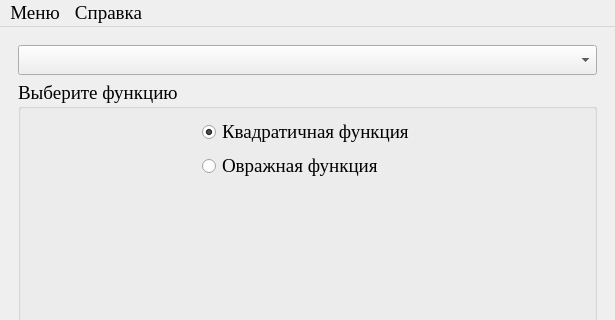
The window that optimizationmethods/ui/mainwindow.ui (Eliminationzx/optimizationmethods) describes before a commit, drawn with Qt 5; both pictures show x 0 to 615 and y 0 to 320 of the 615 by 540 pixel window.
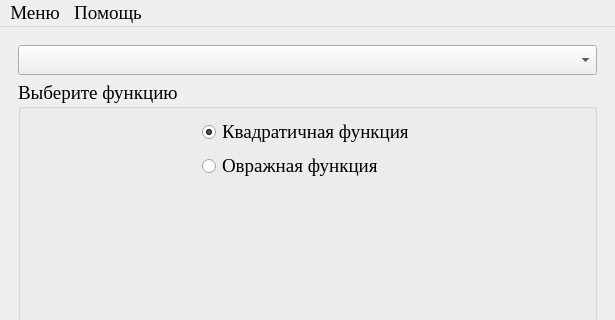
The same window after the commit. Icons and pictures are not drawn.

Commit message: Добавлена справка, изменение размеров шрифта.

Patch:
```diff
--- a/optimizationmethods/ui/mainwindow.ui
+++ b/optimizationmethods/ui/mainwindow.ui
@@ -538,7 +538,7 @@
      <x>0</x>
      <y>0</y>
      <width>615</width>
-     <height>23</height>
+     <height>21</height>
     </rect>
    </property>
    <widget class="QMenu" name="menu">
@@ -551,7 +551,7 @@
    </widget>
    <widget class="QMenu" name="menu_2">
     <property name="title">
-     <string>Справка</string>
+     <string>Помощь</string>
     </property>
     <addaction name="help"/>
     <addaction name="separator"/>
```
The commit also changes 11 other files.
